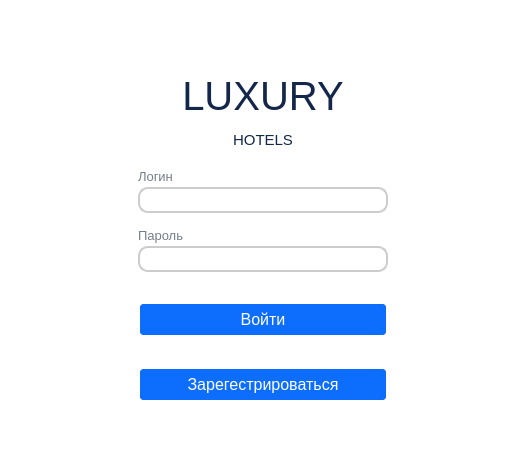
Qt form src/authorization.ui (Ruha24/HotelQt) before a commit.
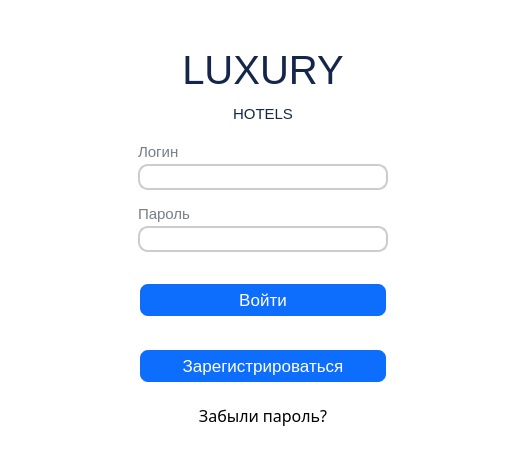
The same form after that commit.

Commit message: added smtp class; added display of room information; added recovery data; addedemail on registration

```diff
--- a/src/authorization.ui
+++ b/src/authorization.ui
@@ -45,7 +45,7 @@
 	background-color: #0d6efd;
 	border: 2px solid #fff;
 	color: #fff;
-	border-radius: 5px;
+	border-radius: 10px;
 	padding: 6px;
 	margin-top: 10px 
 }
@@ -149,7 +149,7 @@
            <widget class="QLabel" name="label">
             <property name="font">
              <font>
-              <pointsize>18</pointsize>
+              <pointsize>20</pointsize>
              </font>
             </property>
             <property name="text">
@@ -174,7 +174,7 @@
                <widget class="QLabel" name="label_2">
                 <property name="font">
                  <font>
-                  <pointsize>10</pointsize>
+                  <pointsize>11</pointsize>
                  </font>
                 </property>
                 <property name="text">
@@ -208,7 +208,7 @@
                <widget class="QLabel" name="label_3">
                 <property name="font">
                  <font>
-                  <pointsize>10</pointsize>
+                  <pointsize>11</pointsize>
                  </font>
                 </property>
                 <property name="text">
@@ -236,7 +236,7 @@
            <widget class="QPushButton" name="login_2">
             <property name="font">
              <font>
-              <pointsize>12</pointsize>
+              <pointsize>13</pointsize>
              </font>
             </property>
             <property name="text">
@@ -248,11 +248,27 @@
            <widget class="QPushButton" name="buttonReg">
             <property name="font">
              <font>
+              <pointsize>13</pointsize>
+             </font>
+            </property>
+            <property name="text">
+             <string>Зарегистрироваться</string>
+            </property>
+           </widget>
+          </item>
+          <item>
+           <widget class="QLabel" name="label_4">
+            <property name="font">
+             <font>
+              <family>Montserrat</family>
               <pointsize>12</pointsize>
              </font>
             </property>
             <property name="text">
-             <string>Зарегестрироваться</string>
+             <string>&lt;a href='1' style=&quot;text-decoration:none; color: black&quot;&gt;Забыли пароль?&lt;/a&gt;</string>
+            </property>
+            <property name="alignment">
+             <set>Qt::AlignCenter</set>
             </property>
            </widget>
           </item>
```
The commit also changes 23 other files.
